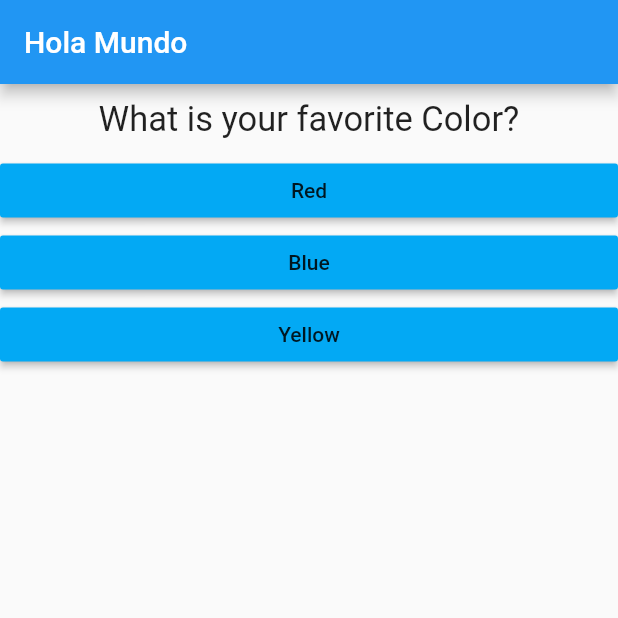
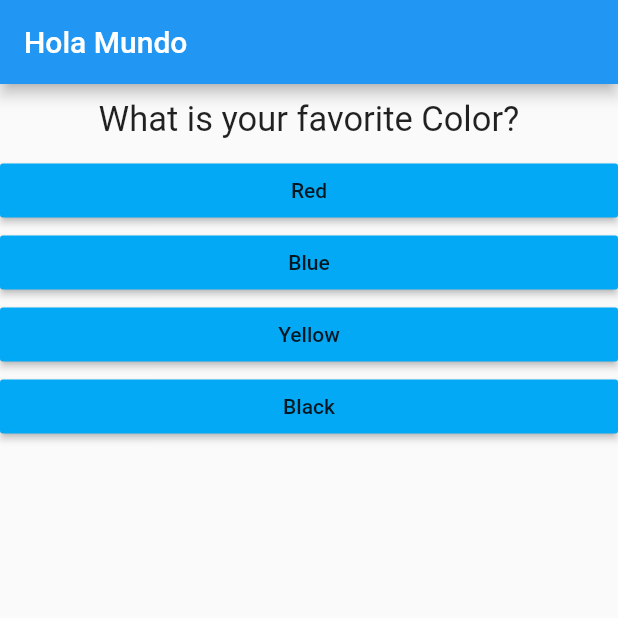
Before and after one commit to jarg021/Flutter, a Flutter app: the screen it shows after launch, on a phone screen of 412 x 824 dp, the top half of it. Run offline on Flutter 3.47's test engine with Material 2 defaults, Android fonts, the phone set to English and light mode, and no system bars.

Commit message:
Add mapping witgets

```diff
--- a/lib/main.dart
+++ b/lib/main.dart
@@ -29,15 +29,11 @@ class _MyappState extends State<MyApp> {
     var _questions = [
       {
         "questionText": "What is your favorite Color?",
-        "Answer1": "Red",
-        "Answer2": "Blue",
-        "Answer3": "Yellow",
+        "answers": ["Red","Blue","Yellow","Black"]
       },
       {
         "questionText": "What is your favorite animal?",
-        "Answer1": "pyhotn",
-        "Answer2": "dog",
-        "Answer3": "cat",
+        "answers": ["pyhotn","dog","cat"]
       }
     ];
 
@@ -48,9 +44,9 @@ class _MyappState extends State<MyApp> {
         ),
         body: Column(children: [
           Questions(_questions[indexQuestion]["questionText"]),
-          Answer(_answerQuetion, _questions[indexQuestion]["Answer1"]),
-          Answer(_answerQuetion,  _questions[indexQuestion]["Answer2"]),
-          Answer(_answerQuetion,  _questions[indexQuestion]["Answer3"]),
+          ...(_questions[indexQuestion]["answers"] as List<String>).map((answer){
+            return Answer(_answerQuetion,answer);
+          }).toList()
         ]),
       ),
     );
```
